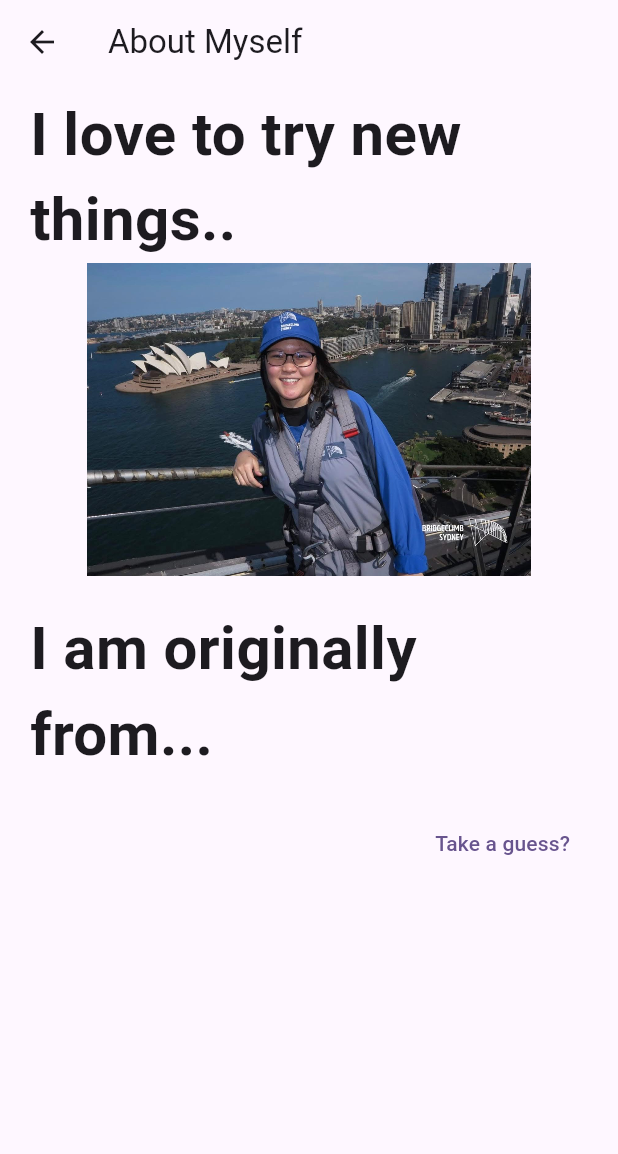
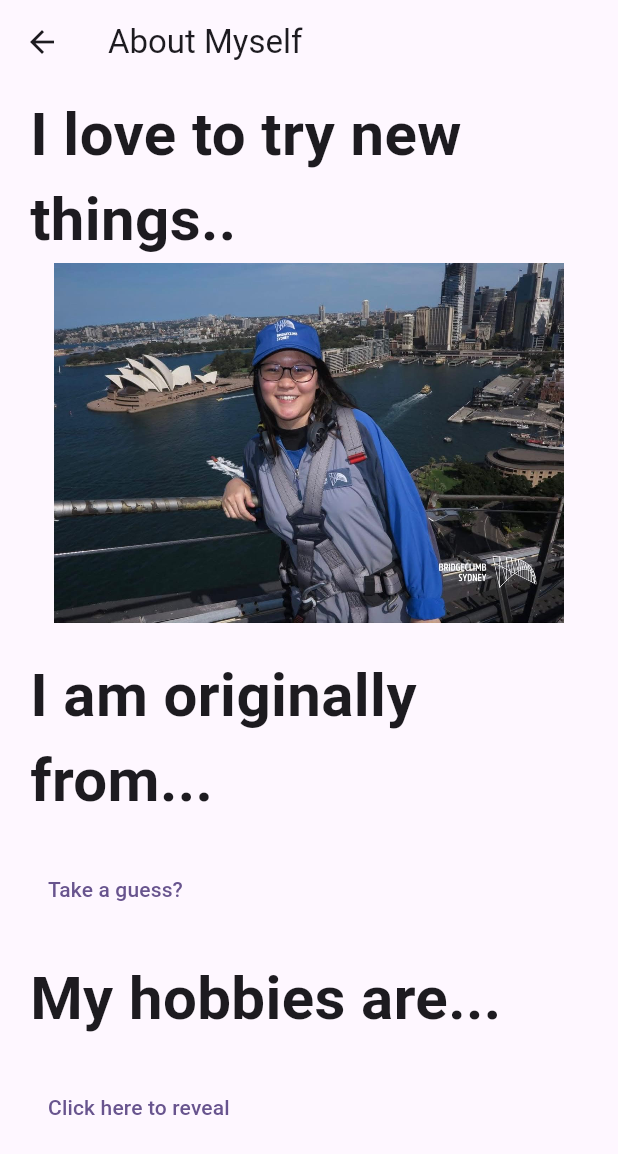
Before and after one commit to lydialausf/my_portfolio, a Flutter app: the AboutMePage screen opened by its route, on a phone screen of 412 x 824 dp. Shown: the top 1154 px of the screen. Run offline on Flutter 3.47's test engine with Material 3 defaults, Android fonts, the phone set to English and light mode, and no system bars; drawn by our look-alikes of carousel_slider; our stand-ins replace bloc, equatable, flutter_bloc, go_router.

Commit message:
add hobbies, from, new things

```diff
--- a/lib/features/about_me/widgets/about_me_body.dart
+++ b/lib/features/about_me/widgets/about_me_body.dart
@@ -15,8 +15,40 @@ class AboutMeBody extends StatefulWidget {
   State<AboutMeBody> createState() => _AboutMeBodyState();
 }
 
+final List<dynamic> imageList = [
+  {
+    'image': Assets.images.climbing.image(),
+  },
+  {
+    'image': Assets.images.climbing1.image(),
+  },
+  {
+    'image': Assets.images.range.image(),
+  },
+];
+
 class _AboutMeBodyState extends State<AboutMeBody> {
   bool showWidget = false;
+
+  void showHobbyDialog() {
+    showDialog(
+      context: context,
+      builder: (context) {
+        return AlertDialog(
+          content: const Text(
+              "Badminton, playing video games, hiking, and trying out new things!"),
+          actions: [
+            TextButton(
+              onPressed: () {
+                Navigator.of(context).pop();
+              },
+              child: const Text('Close'),
+            ),
+          ],
+        );
+      },
+    );
+  }
 
   @override
   Widget build(BuildContext context) {
@@ -30,14 +62,16 @@ class _AboutMeBodyState extends State<AboutMeBody> {
               style: TextStyle(fontWeight: FontWeight.bold, fontSize: 40),
             ),
             CarouselSlider.builder(
-              itemCount: 3,
+              itemCount: imageList.length,
               itemBuilder: (context, index, realIndex) {
-                return Assets.images.climbing.image();
+                return Container(
+                  child: imageList[index]['image'],
+                );
               },
               options: CarouselOptions(
                 autoPlay: true,
                 viewportFraction: 1,
-                enlargeCenterPage: true,
+                height: 240,
               ),
             ),
             const SizedBox(height: 20),
@@ -46,9 +80,7 @@ class _AboutMeBodyState extends State<AboutMeBody> {
               style: TextStyle(fontWeight: FontWeight.bold, fontSize: 40),
             ),
             const SizedBox(height: 20),
-
             Row(
-              mainAxisAlignment: MainAxisAlignment.end,
               children: [
                 showWidget
                     ? GestureDetector(
@@ -68,28 +100,16 @@ class _AboutMeBodyState extends State<AboutMeBody> {
                         },
                         child: const Text('Take a guess?')),
               ],
-            )
-            // const Text(
-            //   "I am originally from ",
-            //   style: TextStyle(fontWeight: FontWeight.bold, fontSize: 40),
-            // ),
-            // showWidget
-            //     ? GestureDetector(
-            //         onTap: () {
-            //           setState(() {
-            //             showWidget = !showWidget;
-            //           });
-            //         },
-            //         child: const Text(
-            //             'Kuching, Sarawak, Malaysia - the home of Kuching City!'),
-            //       )
-            //     : TextButton(
-            //         onPressed: () {
-            //           setState(() {
-            //             showWidget = !showWidget;
-            //           });
-            //         },
-            //         child: const Text('Take a guess?'))
+            ),
+            const SizedBox(height: 20),
+            const Text(
+              "My hobbies are... ",
+              style: TextStyle(fontWeight: FontWeight.bold, fontSize: 40),
+            ),
+            const SizedBox(height: 20),
+            TextButton(
+                onPressed: () => showHobbyDialog(),
+                child: const Text("Click here to reveal"))
           ],
         ),
       )
```
Also changed, not shown: lib/gen/assets.gen.dart (+9 -0 lines), assets/images/climbing1.jpg (added), assets/images/range.jpg (added).
